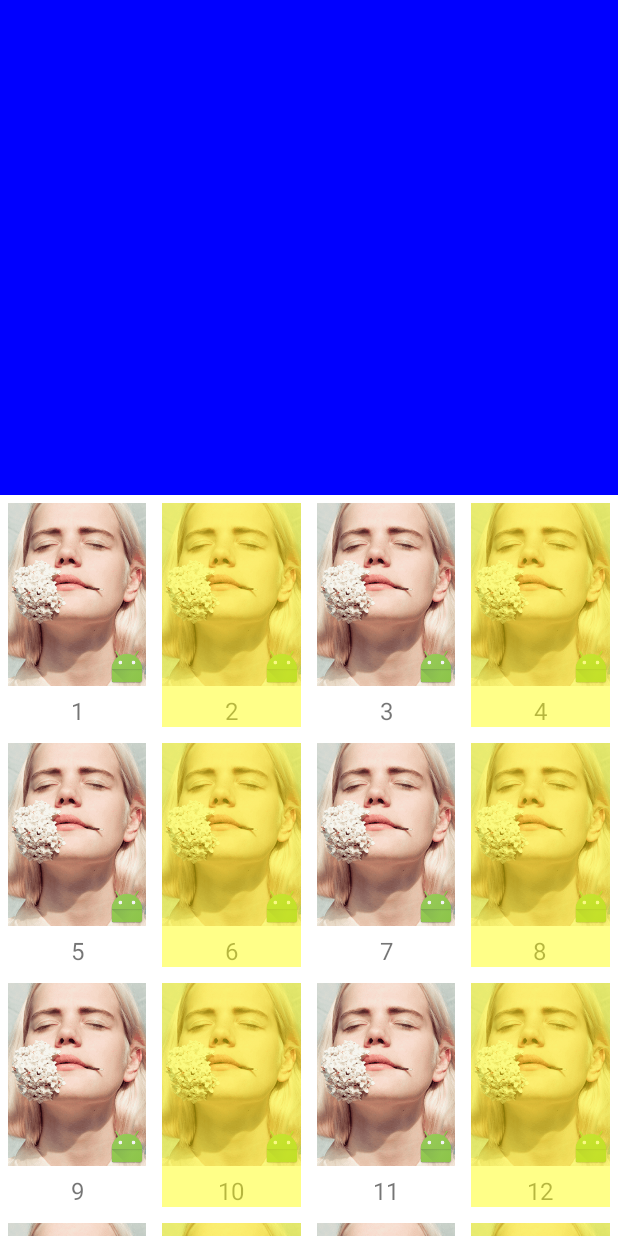
After one commit to cai-wenqing/MyTest, an Android app: the MaxHeightLayoutActivity screen opened directly, with no data from a screen before it, on a phone screen of 412 x 824 dp. The commit adds this screen. Run offline under Robolectric (Android 15) with nearby library versions, the phone set to English and light mode, and no system bars.

Commit message:
测试限制最大高度、动态高度的layout

```diff
--- a/app/src/main/AndroidManifest.xml
+++ b/app/src/main/AndroidManifest.xml
@@ -48,6 +48,7 @@
         <activity android:name=".ui.CalendarActivity"/>
         <activity android:name=".ui.CalendarListActivity"/>
         <activity android:name=".ui.FootViewActivity"/>
+        <activity android:name=".ui.MaxHeightLayoutActivity"/>
     </application>
 
 </manifest>
--- a/app/src/main/java/com/aiyakeji/mytest/ui/MainActivity.java
+++ b/app/src/main/java/com/aiyakeji/mytest/ui/MainActivity.java
@@ -114,6 +114,7 @@
         btn_calendar.setOnClickListener(this);
         btn_calendarList.setOnClickListener(this);
         btn_footview.setOnClickListener(this);
+        findViewById(R.id.main_btn_maxHeightLayout).setOnClickListener(this);
     }
 
 
@@ -229,6 +230,10 @@
                 //动态脚布局
                 startActivity(new Intent(this,FootViewActivity.class));
                 break;
+            case R.id.main_btn_maxHeightLayout:
+                //最大高度layout
+                startActivity(new Intent(this,MaxHeightLayoutActivity.class));
+                break;
             default:
                 break;
         }
--- /dev/null
+++ b/app/src/main/java/com/aiyakeji/mytest/ui/MaxHeightLayoutActivity.java
@@ -0,0 +1,36 @@
+package com.aiyakeji.mytest.ui;
+
+import android.os.Bundle;
+import android.support.annotation.Nullable;
+import android.support.v7.app.AppCompatActivity;
+import android.support.v7.widget.GridLayoutManager;
+import android.support.v7.widget.RecyclerView;
+
+import com.aiyakeji.mytest.R;
+import com.aiyakeji.mytest.adapters.TestLayoutAdapter;
+
+import java.util.Arrays;
+
+/**
+ * @author caiwenqing
+ * @data 2018/6/8
+ * description:
+ */
+public class MaxHeightLayoutActivity extends AppCompatActivity {
+    private RecyclerView rv;
+
+    String[] strings = {"1", "2", "3", "4", "5", "6", "7", "8", "9",
+            "10", "11", "12", "13", "14", "15", "16", "17", "18", "19", "20", "21", "22"};
+//    String[] strings = {"1", "2", "3", "4"};
+
+    @Override
+    protected void onCreate(@Nullable Bundle savedInstanceState) {
+        super.onCreate(savedInstanceState);
+        setContentView(R.layout.activity_maxheightlayout);
+
+        rv = findViewById(R.id.maxheight_rv);
+
+        rv.setLayoutManager(new GridLayoutManager(this, 4));
+        rv.setAdapter(new TestLayoutAdapter(this, Arrays.asList(strings)));
+    }
+}
--- /dev/null
+++ b/app/src/main/java/com/aiyakeji/mytest/widgets/MaxHeightLayout.java
@@ -0,0 +1,83 @@
+package com.aiyakeji.mytest.widgets;
+
+import android.content.Context;
+import android.content.res.TypedArray;
+import android.support.annotation.NonNull;
+import android.support.annotation.Nullable;
+import android.util.AttributeSet;
+import android.view.WindowManager;
+import android.widget.LinearLayout;
+
+import com.aiyakeji.mytest.R;
+
+/**
+ * @author caiwenqing
+ * @data 2018/6/8
+ * description:动态 最大高度linearLayout
+ */
+public class MaxHeightLayout extends LinearLayout {
+
+    private static final float DEFAULT_MAX_RATIO = 0.6f;
+    private static final float DEFAULT_MAX_HEIGHT = 0f;
+
+    private float mMaxRatio = DEFAULT_MAX_RATIO;
+    private float mMaxHeight = DEFAULT_MAX_HEIGHT;
+
+    public MaxHeightLayout(@NonNull Context context) {
+        super(context);
+        init(context, null);
+    }
+
+    public MaxHeightLayout(@NonNull Context context, @Nullable AttributeSet attrs) {
+        super(context, attrs);
+        init(context, attrs);
+    }
+
+    public MaxHeightLayout(@NonNull Context context, @Nullable AttributeSet attrs, int defStyleAttr) {
+        super(context, attrs, defStyleAttr);
+        init(context, attrs);
+    }
+
+    private void init(Context context, AttributeSet attrs) {
+        if (attrs != null) {
+            TypedArray a = context.obtainStyledAttributes(attrs,
+                    R.styleable.MaxHeightLayout);
+            final int count = a.getIndexCount();
+            for (int i = 0; i < count; ++i) {
+                int attr = a.getIndex(i);
+                if (attr == R.styleable.MaxHeightLayout_mhl_HeightRatio) {
+                    mMaxRatio = a.getFloat(attr, DEFAULT_MAX_RATIO);
+                } else if (attr == R.styleable.MaxHeightLayout_mhl_HeightDimen) {
+                    mMaxHeight = a.getDimension(attr, DEFAULT_MAX_HEIGHT);
+                }
+            }
+            a.recycle();
+        }
+
+        if (mMaxHeight <= 0) {
+            mMaxHeight = mMaxRatio * (float) getScreenHeight(getContext());
+        } else {
+            mMaxHeight = Math.min(mMaxHeight, mMaxRatio * (float) getScreenHeight(getContext()));
+        }
+    }
+
+
+    @Override
+    protected void onMeasure(int widthMeasureSpec, int heightMeasureSpec) {
+        int heightMode = MeasureSpec.getMode(heightMeasureSpec);
+        int heightSize = MeasureSpec.getSize(heightMeasureSpec);
+
+        heightSize = heightSize <= mMaxHeight ? heightSize
+                : (int) mMaxHeight;
+
+        int maxHeightMeasureSpec = MeasureSpec.makeMeasureSpec(heightSize,
+                heightMode);
+        super.onMeasure(widthMeasureSpec, maxHeightMeasureSpec);
+    }
+
+    private int getScreenHeight(Context context) {
+        WindowManager wm = (WindowManager) context
+                .getSystemService(Context.WINDOW_SERVICE);
+        return wm.getDefaultDisplay().getHeight();
+    }
+}
--- a/app/src/main/res/layout/activity_main.xml
+++ b/app/src/main/res/layout/activity_main.xml
@@ -176,6 +176,12 @@
                     android:layout_width="wrap_content"
                     android:layout_height="wrap_content"
                     android:text="动态脚布局"/>
+
+                <Button
+                    android:id="@+id/main_btn_maxHeightLayout"
+                    android:layout_width="wrap_content"
+                    android:layout_height="wrap_content"
+                    android:text="动态高度layout"/>
             </LinearLayout>
         </ScrollView>
 
--- /dev/null
+++ b/app/src/main/res/layout/activity_maxheightlayout.xml
@@ -0,0 +1,20 @@
+<?xml version="1.0" encoding="utf-8"?>
+<RelativeLayout xmlns:android="http://schemas.android.com/apk/res/android"
+    xmlns:app="http://schemas.android.com/apk/res-auto"
+    android:layout_width="match_parent"
+    android:layout_height="match_parent"
+    android:background="@color/blue">
+
+    <com.aiyakeji.mytest.widgets.MaxHeightLayout
+        android:layout_width="match_parent"
+        android:layout_height="wrap_content"
+        android:layout_alignParentBottom="true"
+        android:background="@color/white"
+        app:mhl_HeightRatio="0.6">
+
+        <android.support.v7.widget.RecyclerView
+            android:id="@+id/maxheight_rv"
+            android:layout_width="match_parent"
+            android:layout_height="match_parent" />
+    </com.aiyakeji.mytest.widgets.MaxHeightLayout>
+</RelativeLayout>
--- /dev/null
+++ b/app/src/main/res/values/attr_maheightlayout.xml
@@ -0,0 +1,7 @@
+<?xml version="1.0" encoding="utf-8"?>
+<resources>
+    <declare-styleable name="MaxHeightLayout">
+        <attr name="mhl_HeightRatio" format="reference|float" />
+        <attr name="mhl_HeightDimen" format="reference|dimension" />
+    </declare-styleable>
+</resources>
```
